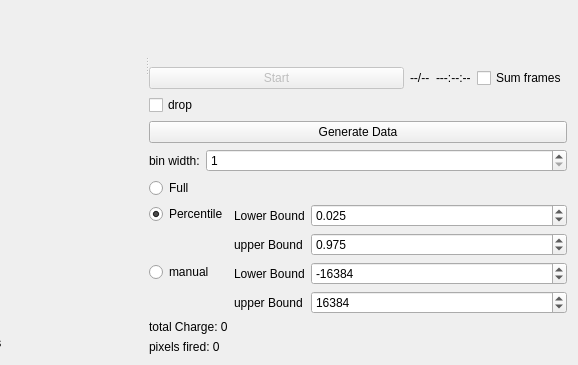
Qt form SpidrMpx3Eq/qcstmglvisualization.ui (navrit/dexter) before a commit; both pictures show x 313 to 891 and y 236 to 601 of the 891 by 601 pixel window.
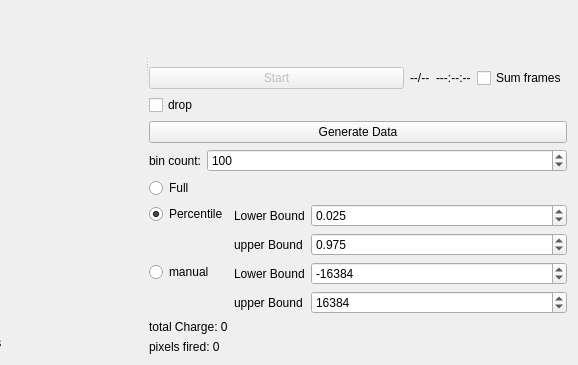
The same form after that commit. Custom widgets are drawn as their Qt base class.

Commit message: Switched from user-determined bin width to user-determined bin count.

The edit to the form file:
```diff
--- a/SpidrMpx3Eq/qcstmglvisualization.ui
+++ b/SpidrMpx3Eq/qcstmglvisualization.ui
@@ -136,7 +136,7 @@
          <item>
           <widget class="QLabel" name="binWidthLabel">
            <property name="text">
-            <string>bin width:</string>
+            <string>bin count:</string>
            </property>
           </widget>
          </item>
@@ -146,11 +146,14 @@
             <bool>false</bool>
            </property>
            <property name="minimum">
-            <number>1</number>
+            <number>10</number>
            </property>
            <property name="maximum">
             <number>9999</number>
            </property>
+           <property name="value">
+            <number>100</number>
+           </property>
           </widget>
          </item>
         </layout>
```
Left out of the diff: 10 changed lines with no effect on the pictures. The commit also changes 5 other files.
